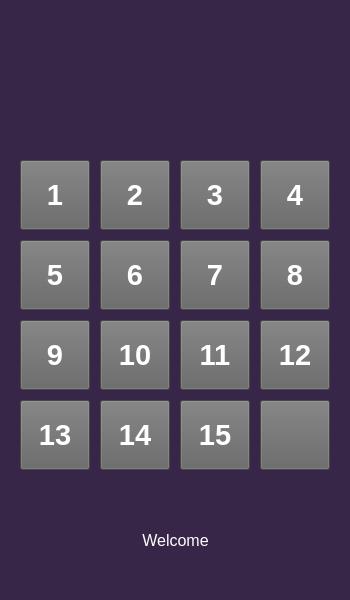
Old version of the form Qt/mainwindow.ui in the repository itismoradi-zz/15-puzzle.
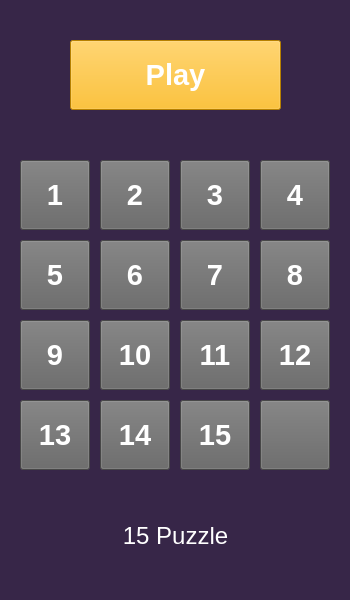
New version of the form.

Commit message:
Add play button to ui
Edit ui styles

The edit to the form file:
```diff
--- a/Qt/mainwindow.ui
+++ b/Qt/mainwindow.ui
@@ -417,7 +417,7 @@
     <property name="geometry">
      <rect>
       <x>20</x>
-      <y>500</y>
+      <y>495</y>
       <width>311</width>
       <height>81</height>
      </rect>
@@ -425,7 +425,7 @@
     <property name="font">
      <font>
       <family>Tahoma</family>
-      <pointsize>12</pointsize>
+      <pointsize>18</pointsize>
       <kerning>true</kerning>
      </font>
     </property>
@@ -433,12 +433,36 @@
      <string notr="true">color: rgb(255, 255, 255);</string>
     </property>
     <property name="text">
-     <string>Welcome</string>
+     <string>15 Puzzle</string>
     </property>
     <property name="alignment">
      <set>Qt::AlignCenter</set>
     </property>
    </widget>
+   <widget class="QPushButton" name="btn_play">
+    <property name="geometry">
+     <rect>
+      <x>70</x>
+      <y>40</y>
+      <width>211</width>
+      <height>70</height>
+     </rect>
+    </property>
+    <property name="font">
+     <font>
+      <family>Tahoma</family>
+      <pointsize>22</pointsize>
+      <bold>true</bold>
+     </font>
+    </property>
+    <property name="styleSheet">
+     <string notr="true">color: rgb(255, 255, 255);
+background-color: rgb(255, 179, 0);</string>
+    </property>
+    <property name="text">
+     <string>Play</string>
+    </property>
+   </widget>
   </widget>
  </widget>
  <resources/>
```
